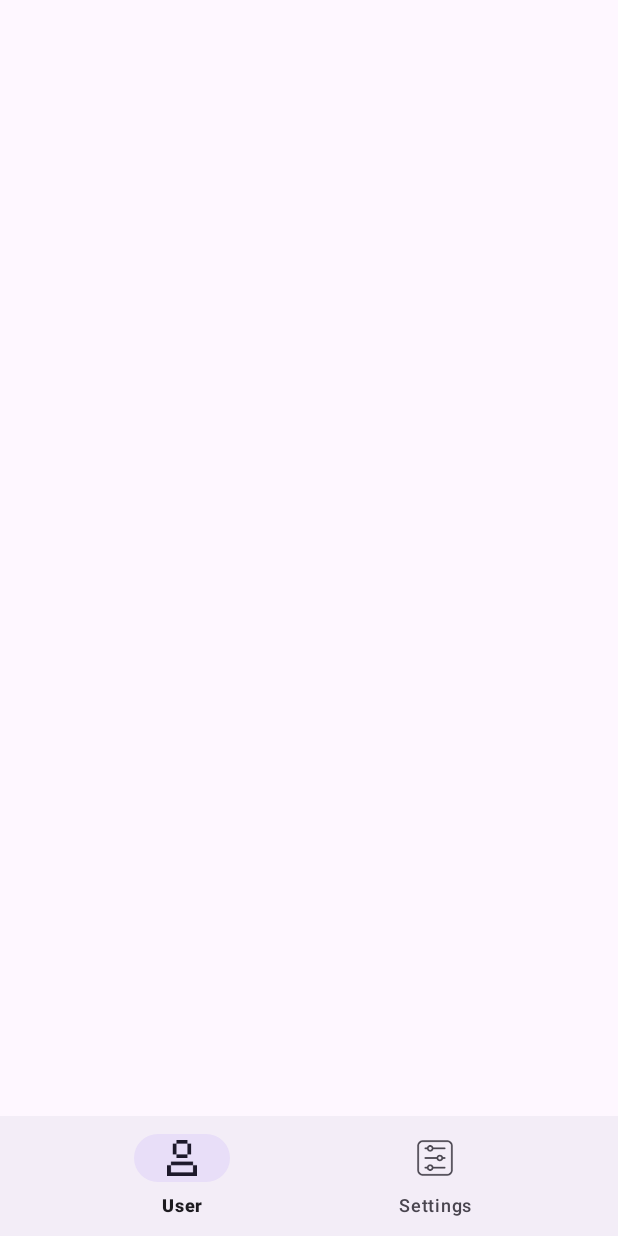
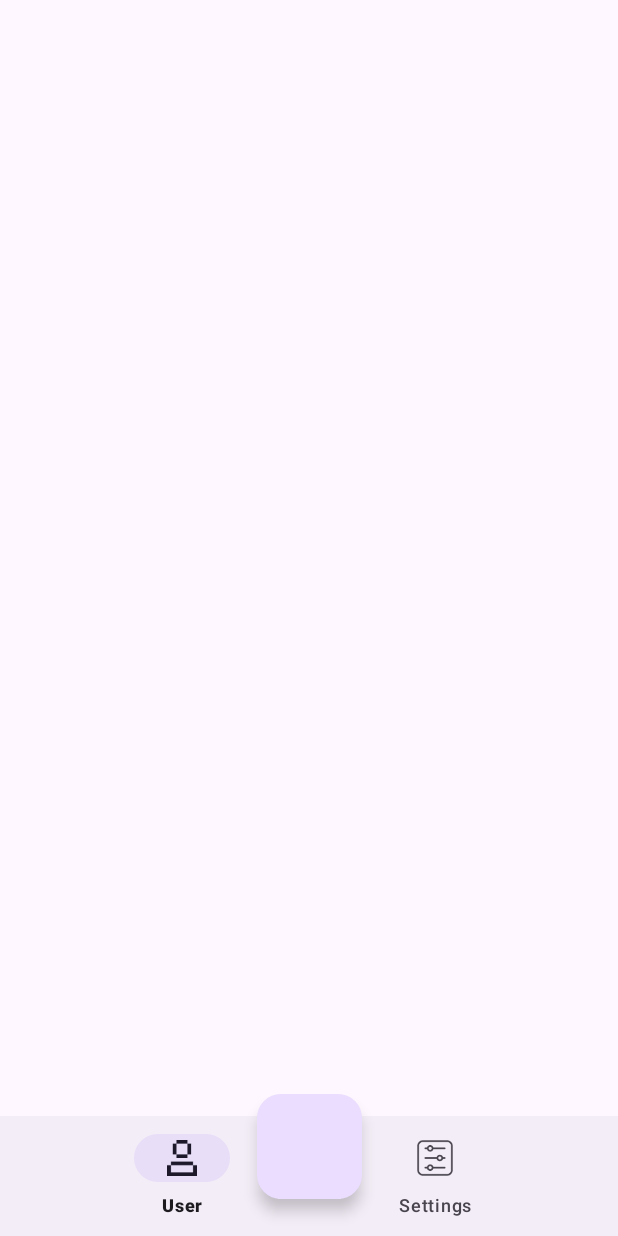
Before and after one commit to debojitdas598/SocialMedia1, an Android app: the screen it shows after launch (MainActivity), on a phone screen of 412 x 824 dp. Run offline under Robolectric (Android 15) with nearby library versions, the phone set to English and light mode, and no system bars.

Commit message:
SM: Add middle button
Signed-off-by: danascape <danascape@gmail.com>

```diff
--- a/app/src/main/res/layout/activity_main.xml
+++ b/app/src/main/res/layout/activity_main.xml
@@ -4,13 +4,38 @@
     xmlns:tools="http://schemas.android.com/tools"
     android:layout_width="match_parent"
     android:layout_height="match_parent"
+    android:gravity="bottom"
+    android:orientation="vertical"
     tools:context=".ui.MainActivity">
 
-    <com.google.android.material.bottomnavigation.BottomNavigationView
-        android:id="@+id/bottomNavView"
+    <androidx.constraintlayout.widget.ConstraintLayout
         android:layout_width="match_parent"
-        android:layout_height="wrap_content"
-        android:layout_gravity="bottom"
-        app:menu="@menu/bottom_nav" />
+        android:layout_height="120dp"
+        android:layout_gravity="bottom">
+
+        <com.google.android.material.floatingactionbutton.FloatingActionButton
+            android:id="@+id/imageView"
+            android:layout_width="70dp"
+            android:layout_height="70dp"
+            android:background="@drawable/ellipse"
+            app:layout_constraintBottom_toBottomOf="parent"
+            app:layout_constraintEnd_toEndOf="parent"
+            app:layout_constraintStart_toStartOf="parent"
+            app:layout_constraintTop_toTopOf="parent" />
+
+        <com.google.android.material.bottomnavigation.BottomNavigationView
+            android:id="@+id/bottomNavView"
+            android:layout_width="0dp"
+            android:layout_height="wrap_content"
+
+            app:layout_constraintBottom_toBottomOf="parent"
+            app:layout_constraintEnd_toEndOf="parent"
+            app:layout_constraintHorizontal_bias="0.0"
+            app:layout_constraintStart_toStartOf="parent"
+            app:menu="@menu/bottom_nav" />
+
+
+    </androidx.constraintlayout.widget.ConstraintLayout>
+
 
 </LinearLayout>
```
Also changed, not shown: app/src/main/res/drawable/ellipse.png (added).
